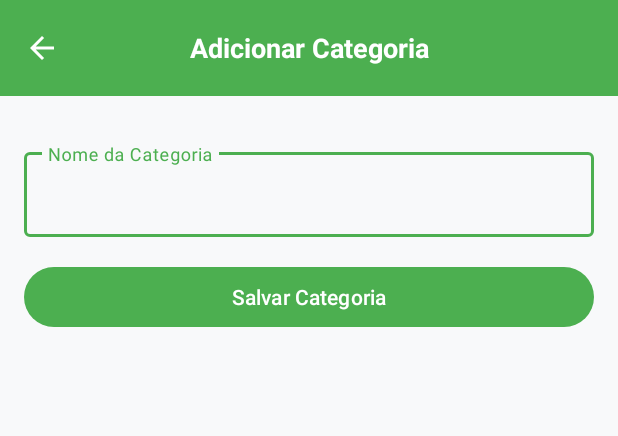
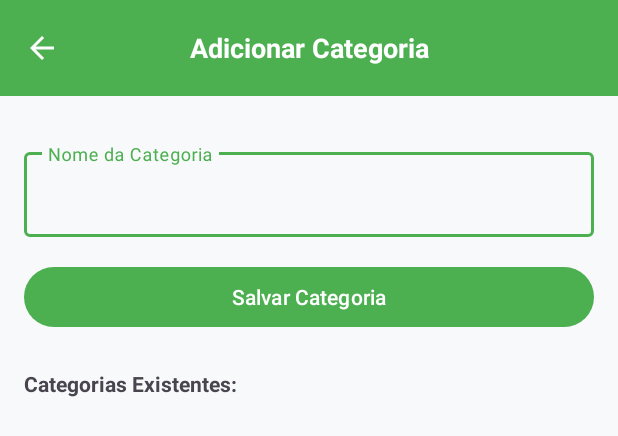
Before and after one commit to BrenoAAntonio/Calculadora-de-gastos-diarios, an Android app: the layout activity_adicionar_categoria.xml on its own in the app's theme, with its tools: preview values and no code run, on a phone screen of 412 x 824 dp. Shown: the top 436 px of the screen. Run offline under Robolectric (Android 15) with nearby library versions, the phone set to English and light mode, and no system bars.

Commit message:
adicionar categoria funcionando

```diff
--- a/app/src/main/AndroidManifest.xml
+++ b/app/src/main/AndroidManifest.xml
@@ -30,6 +30,8 @@
         <activity android:name=".view.activities.CalculadoraActivity" android:exported="true" />
 
         <activity android:name=".view.activities.EditarDespesaActivity" />
+
+        <activity android:name=".view.activities.AdicionarCategoriaActivity" />
     </application>
 
 </manifest>
--- a/app/src/main/res/layout/activity_adicionar_categoria.xml
+++ b/app/src/main/res/layout/activity_adicionar_categoria.xml
@@ -19,20 +19,20 @@
         <TextView
             android:layout_width="wrap_content"
             android:layout_height="wrap_content"
+            android:layout_gravity="center"
             android:text="Adicionar Categoria"
+            android:textColor="@android:color/white"
             android:textSize="18sp"
-            android:textColor="@android:color/white"
-            android:textStyle="bold"
-            android:layout_gravity="center"/>
+            android:textStyle="bold" />
 
         <ImageButton
             android:id="@+id/btnVoltarCategoria"
             android:layout_width="wrap_content"
             android:layout_height="wrap_content"
+            android:layout_gravity="start"
             android:background="?attr/selectableItemBackgroundBorderless"
             android:src="?attr/homeAsUpIndicator"
-            android:tint="@android:color/white"
-            android:layout_gravity="start" />
+            android:tint="@android:color/white" />
 
     </androidx.appcompat.widget.Toolbar>
 
@@ -67,4 +67,28 @@
         app:layout_constraintStart_toStartOf="parent"
         app:layout_constraintEnd_toEndOf="parent" />
 
+    <TextView
+        android:id="@+id/tvCategoriasCadastradasTitulo"
+        android:layout_width="wrap_content"
+        android:layout_height="wrap_content"
+        android:layout_marginStart="16dp"
+        android:layout_marginTop="24dp"
+        android:text="Categorias Existentes:"
+        android:textStyle="bold"
+        app:layout_constraintStart_toStartOf="parent"
+        app:layout_constraintTop_toBottomOf="@id/btnSalvarCategoria" />
+
+    <androidx.recyclerview.widget.RecyclerView
+        android:id="@+id/rvCategorias"
+        android:layout_width="0dp"
+        android:layout_height="0dp"
+        android:layout_marginStart="16dp"
+        android:layout_marginTop="8dp"
+        android:layout_marginEnd="16dp"
+        android:layout_marginBottom="16dp"
+        app:layout_constraintTop_toBottomOf="@id/tvCategoriasCadastradasTitulo"
+        app:layout_constraintStart_toStartOf="parent"
+        app:layout_constraintEnd_toEndOf="parent"
+        app:layout_constraintBottom_toBottomOf="parent" />
+
 </androidx.constraintlayout.widget.ConstraintLayout>
```
Also changed, not shown: app/src/main/java/calculadoraGastos/Acme/view/activities/AdicionarCategoriaActivity.kt (+37 -2 lines), app/src/main/java/calculadoraGastos/Acme/view/adapters/CategoriaAdapter.kt (added, +47 -0 lines), app/src/main/res/layout/item_categoria.xml (added, +31 -0 lines).
